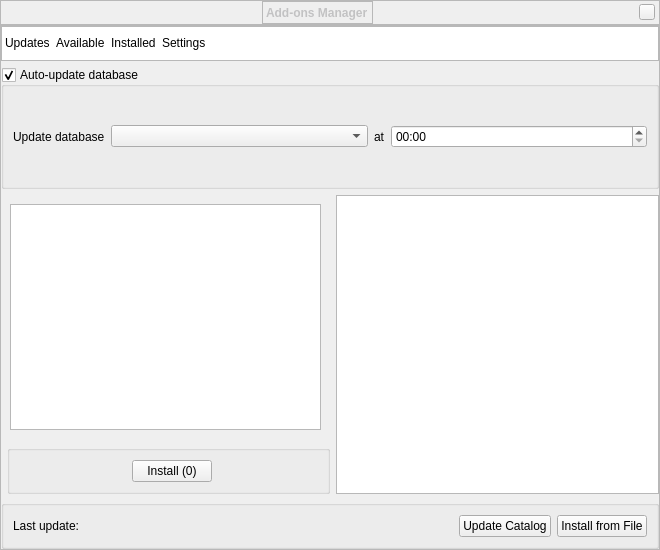
Before: the Qt Designer form src/gui/addonDialog.ui in Stellarium/stellarium, drawn with Qt 5.
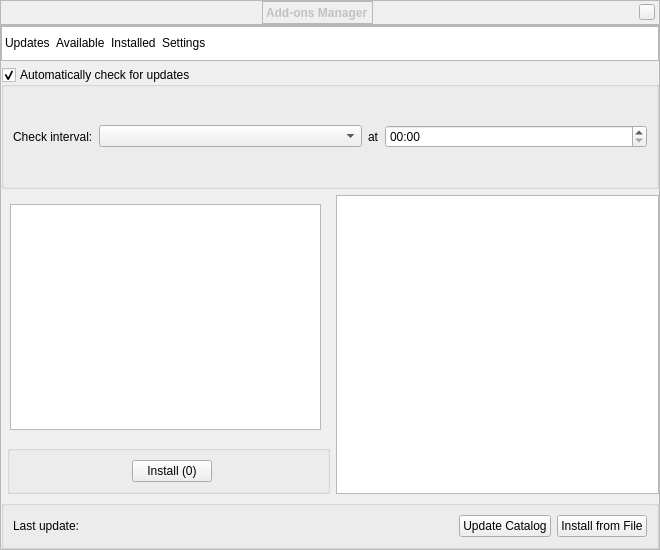
After: the same form once the commit is applied. Custom widgets are drawn as their Qt base class.

Commit message: AddonDialog - better words

Diff of the .ui file:
```diff
--- a/src/gui/addonDialog.ui
+++ b/src/gui/addonDialog.ui
@@ -383,7 +383,7 @@
         <item>
          <widget class="QGroupBox" name="settingsGroup">
           <property name="title">
-           <string>Auto-update database</string>
+           <string>Automatically check for updates</string>
           </property>
           <property name="checkable">
            <bool>true</bool>
@@ -421,7 +421,7 @@
               </sizepolicy>
              </property>
              <property name="text">
-              <string>Update database</string>
+              <string>Check interval:</string>
              </property>
             </widget>
            </item>
```
